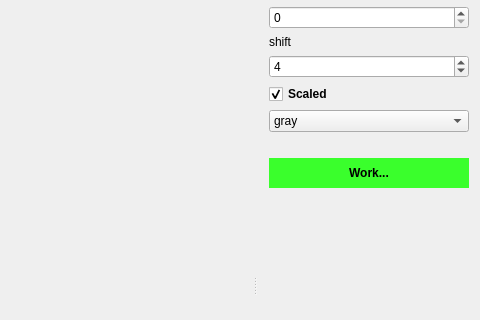
Qt form mainwindow.ui (artthirt/raw_reader) before a commit; both pictures show x 645 to 1125 and y 129 to 449 of the 1125 by 814 pixel window.
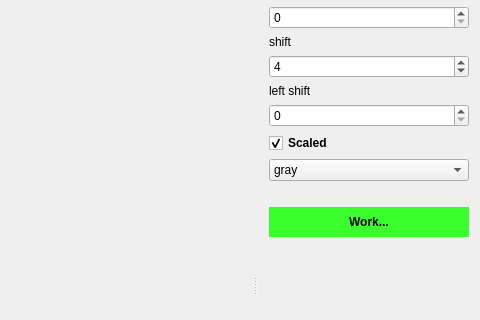
The same form after that commit. Custom widgets are drawn as their Qt base class.

Diff of the .ui file:
```diff
--- a/mainwindow.ui
+++ b/mainwindow.ui
@@ -108,6 +108,20 @@
          </property>
         </widget>
        </item>
+       <item>
+        <widget class="QLabel" name="label_4">
+         <property name="text">
+          <string>left shift</string>
+         </property>
+        </widget>
+       </item>
+       <item>
+        <widget class="QSpinBox" name="sb_lshift">
+         <property name="maximum">
+          <number>32</number>
+         </property>
+        </widget>
+       </item>
        <item>
         <widget class="QCheckBox" name="chbscaled">
          <property name="font">
```
Left out of the diff: 2 changed lines with no effect on the pictures.
